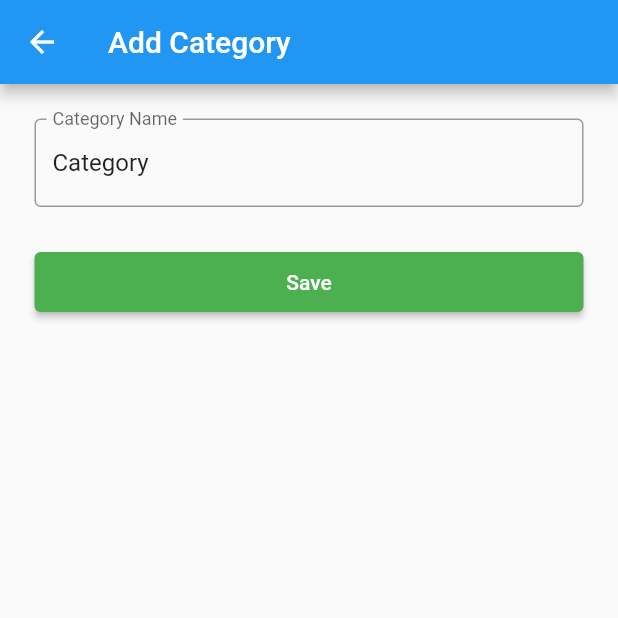
After one commit to AhmadRafif22/stisla_flutter_1, a Flutter app: the CreateCategory screen opened by its route, after a tap on "Save", on a phone screen of 412 x 824 dp, the top half of it. The commit adds this screen. Run offline on Flutter 3.47's test engine with Material 2 defaults, Android fonts, the phone set to English and light mode, and no system bars; our stand-ins replace shared_preferences; accounts and stored records are empty; network calls fail.

Commit message:
add create category feature

```diff
--- a/lib/Service/category_service.dart
+++ b/lib/Service/category_service.dart
@@ -1,5 +1,7 @@
 import 'dart:convert';
 import 'dart:io';
+
+import 'package:http/http.dart';
 
 import '../models/category.dart';
 import 'globals.dart';
@@ -29,4 +31,43 @@ class CategoryService {
 
     return payload.map((e) => Category.fromJson(e)).toList();
   }
+
+  static Future<Response> CreateCategory(
+    String name,
+  ) async {
+    var url = Uri.parse(baseUrl + 'categories');
+
+    SharedPreferences sp = await SharedPreferences.getInstance();
+
+    String? token = await sp.getString("token");
+
+    if (token == null) {
+      throw new Exception('ERROR TOKEN NULL');
+    }
+
+    Map data = {
+      'name': name,
+    };
+
+    http.Response response = await http.post(
+      url,
+      headers: {
+        "Access-Control-Allow-Origin": "*",
+        "Accept": "application/json",
+        HttpHeaders.authorizationHeader: 'Bearer $token',
+      },
+      body: data,
+    );
+
+    // var jsonObject = json.decode(response.body);
+
+    print(response.body);
+    print(response.statusCode);
+
+    if (response.statusCode == 201) {
+      return response;
+    } else {
+      throw Exception('Failed to Create Category.');
+    }
+  }
 }
--- a/lib/main.dart
+++ b/lib/main.dart
@@ -1,5 +1,6 @@
 import 'package:flutter/material.dart';
 import 'package:provider/provider.dart';
+import 'package:stisla_flutter/page/add_category.dart';
 import 'package:stisla_flutter/page/listpage.dart';
 import 'package:stisla_flutter/page/login.dart';
 import 'package:stisla_flutter/page/homepage.dart';
@@ -26,6 +27,7 @@ class MyApp extends StatelessWidget {
         "/listpage": (context) => const ListPage(),
         "/homepage": (context) => const HomePage(),
         "/register": (context) => const RegisterPage(),
+        "/addCategory": (context) => const CreateCategory(),
       },
       initialRoute: "/",
       title: 'Flutter Demo',
--- /dev/null
+++ b/lib/page/add_category.dart
@@ -0,0 +1,96 @@
+import 'package:flutter/material.dart';
+import 'package:provider/provider.dart';
+
+import 'package:stisla_flutter/Service/globals.dart';
+
+import 'package:http/http.dart' as http;
+import 'package:stisla_flutter/page/homepage.dart';
+import 'dart:convert';
+
+import 'package:stisla_flutter/page/listpage.dart';
+import 'package:stisla_flutter/page/register.dart';
+
+import '../Service/category_service.dart';
+
+class CreateCategory extends StatefulWidget {
+  const CreateCategory({super.key});
+
+  @override
+  State<CreateCategory> createState() => _CreateCategoryState();
+}
+
+class _CreateCategoryState extends State<CreateCategory> {
+  TextEditingController __name = TextEditingController(text: "Category");
+
+  @override
+  void initState() {
+    // TODO: implement initState
+    super.initState();
+  }
+
+  @override
+  savepressed() async {
+    String password = __name.text;
+
+    if (password.isNotEmpty) {
+      http.Response response =
+          await CategoryService.CreateCategory(__name.text);
+      Map responseMap = jsonDecode(response.body);
+      print(response.body);
+      if (response.statusCode == 201) {
+        Navigator.push(
+          context,
+          MaterialPageRoute(
+            builder: (context) => const ListPage(),
+          ),
+        );
+      } else {
+        errorSnackBar(context, 'Failed to save data');
+      }
+    } else {
+      errorSnackBar(context, 'enter Category fields');
+    }
+  }
+
+  @override
+  Widget build(BuildContext context) {
+    return Scaffold(
+      appBar: AppBar(
+        title: const Text("Add Category"),
+      ),
+      body: Padding(
+        padding: const EdgeInsets.all(8.0),
+        child: Column(
+          crossAxisAlignment: CrossAxisAlignment.start,
+          children: [
+            Container(
+              padding: EdgeInsets.all(15.0),
+              child: TextField(
+                controller: __name,
+                // obscureText: true,
+                decoration: InputDecoration(
+                  border: OutlineInputBorder(),
+                  labelText: 'Category Name',
+                  hintText: 'Enter Category Name',
+                ),
+              ),
+            ),
+            Container(
+              margin: EdgeInsets.all(15.0),
+              width: double.infinity,
+              height: 40,
+              // convert button
+              child: ElevatedButton(
+                onPressed: savepressed,
+                style: ElevatedButton.styleFrom(
+                  primary: Colors.green, // Background color
+                ),
+                child: Text('Save'),
+              ),
+            ),
+          ],
+        ),
+      ),
+    );
+  }
+}
--- a/lib/page/listpage.dart
+++ b/lib/page/listpage.dart
@@ -7,6 +7,7 @@ import 'package:stisla_flutter/Service/auth_service.dart';
 import 'package:stisla_flutter/Service/globals.dart';
 
 import 'package:http/http.dart' as http;
+import 'package:stisla_flutter/page/add_category.dart';
 import 'dart:convert';
 
 import 'package:stisla_flutter/page/login.dart';
@@ -45,7 +46,26 @@ class _ListPageState extends State<ListPage> {
         padding: const EdgeInsets.all(15.0),
         child: Column(
           children: [
-            Container(),
+            Container(
+              margin: EdgeInsets.all(15.0),
+              width: 300,
+              height: 40,
+              // convert button
+              child: ElevatedButton(
+                onPressed: () {
+                  Navigator.push(
+                    context,
+                    MaterialPageRoute(
+                      builder: (context) => const CreateCategory(),
+                    ),
+                  );
+                },
+                style: ElevatedButton.styleFrom(
+                  primary: Colors.green, // Background color
+                ),
+                child: Text('Add Category'),
+              ),
+            ),
             Expanded(
               child: FutureBuilder(
                 future: cs.categoryList(),
```
